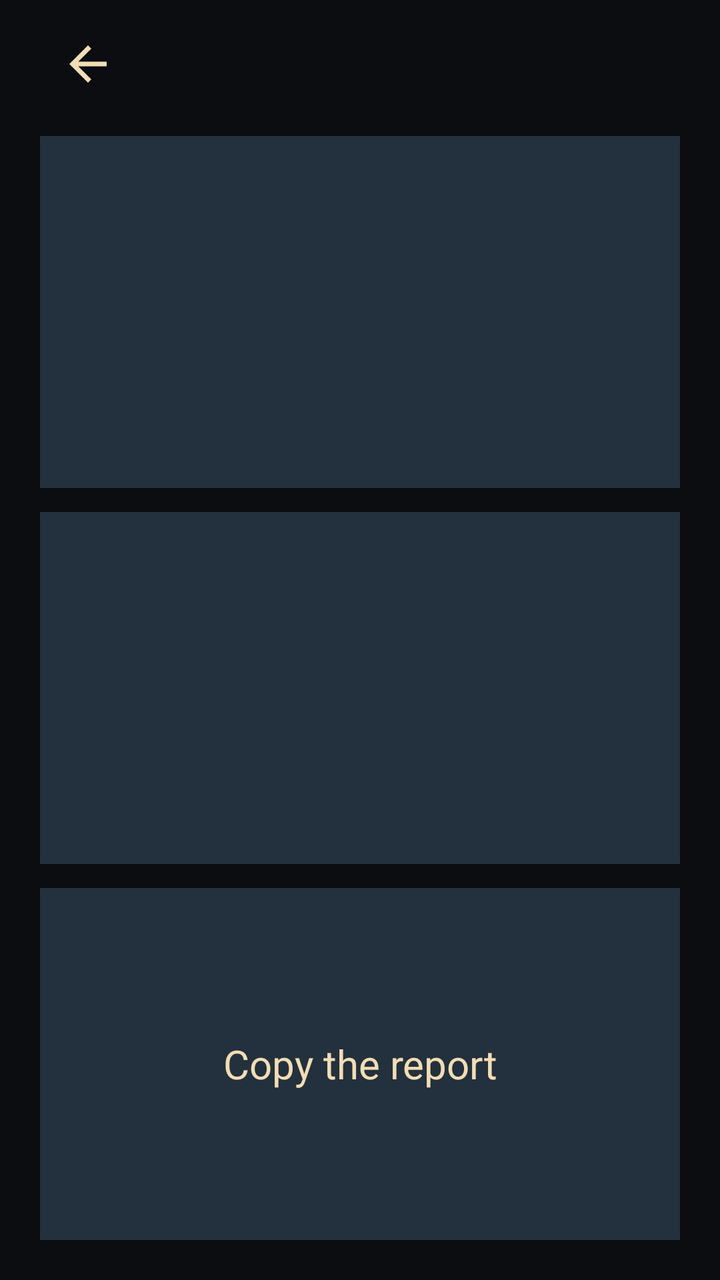
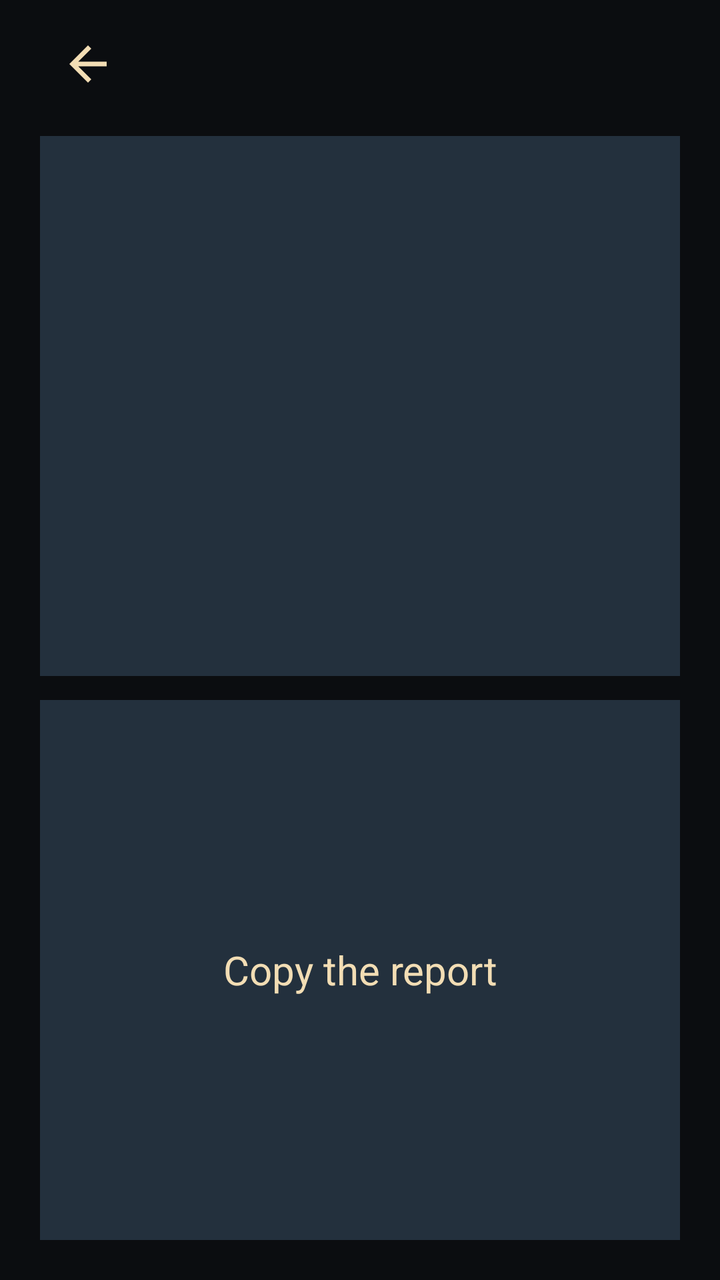

An Android layout rendered at two revisions. The XML below is the earlier revision; the diff shows what the commit changed to produce the second picture.
<!-- AndroidManifest.xml: application theme Theme.MantraRoute -->
<!-- res/layout/activity_settings.xml -->
<?xml version="1.0" encoding="utf-8"?>
<LinearLayout xmlns:android="http://schemas.android.com/apk/res/android"
    android:id="@+id/settings_root"
    android:layout_width="match_parent"
    android:layout_height="match_parent"
    android:background="@color/ground"
    android:orientation="vertical"
    android:paddingStart="20dp"
    android:paddingEnd="20dp"
    android:paddingTop="8dp"
    android:paddingBottom="8dp">

    <LinearLayout
        android:layout_width="match_parent"
        android:layout_height="wrap_content"
        android:gravity="center_vertical"
        android:orientation="horizontal">

        <ImageView
            android:id="@+id/back_button"
            android:layout_width="48dp"
            android:layout_height="48dp"
            android:contentDescription="Back"
            android:padding="10dp"
            android:src="@drawable/ic_back" />

        <TextView
            android:layout_width="0dp"
            android:layout_height="wrap_content"
            android:layout_weight="1" />

        <TextView
            android:id="@+id/version"
            android:layout_width="wrap_content"
            android:layout_height="wrap_content"
            android:textColor="@color/slate_ink"
            android:textSize="16sp" />
    </LinearLayout>

    <TextView
        android:id="@+id/banner_button"
        android:layout_width="match_parent"
        android:layout_height="0dp"
        android:layout_weight="1"
        android:layout_marginTop="12dp"
        android:background="@color/slate"
        android:gravity="center"
        android:textColor="@color/sand"
        android:textSize="20sp" />

    <TextView
        android:id="@+id/dnd_button"
        android:layout_width="match_parent"
        android:layout_height="0dp"
        android:layout_weight="1"
        android:layout_marginTop="12dp"
        android:background="@color/slate"
        android:gravity="center"
        android:textColor="@color/sand"
        android:textSize="20sp" />

    <TextView
        android:id="@+id/copy_button"
        android:layout_width="match_parent"
        android:layout_height="0dp"
        android:layout_weight="1"
        android:layout_marginTop="12dp"
        android:layout_marginBottom="12dp"
        android:background="@color/slate"
        android:gravity="center"
        android:text="Copy the report"
        android:textColor="@color/sand"
        android:textSize="20sp" />
</LinearLayout>
<!-- resources referenced by this layout -->
<resources>
  <color name="ground">#0B0D10</color>
  <color name="sand">#F2DDB4</color>
  <color name="slate">#23303D</color>
  <color name="slate_ink">#5A6B7C</color>
  <!-- drawable ic_back (drawable) -->
  <vector xmlns:android="http://schemas.android.com/apk/res/android" android:height="24dp" android:tint="#F2DDB4" android:viewportHeight="960" android:viewportWidth="960" android:width="24dp">
      <path android:fillColor="@android:color/white" android:pathData="M 313.0,520.0 L 537.0,744.0 L 480.0,800.0 L 160.0,480.0 L 480.0,160.0 L 537.0,216.0 L 313.0,440.0 L 800.0,440.0 L 800.0,520.0 L 313.0,520.0"/>
  </vector>
  <style name="Theme.MantraRoute" parent="Theme.AppCompat.NoActionBar">
          <item name="android:windowBackground">@color/ground</item>
          <item name="android:textColor">@color/sand</item>
          <item name="android:statusBarColor">@color/ground</item>
          <item name="android:navigationBarColor">@color/ground</item>
      </style>
</resources>

<!-- the commit's change to res/layout/activity_settings.xml (unified diff, before → after) -->
@@ -37,16 +37,6 @@
             android:textSize="16sp" />
     </LinearLayout>
 
-    <TextView
-        android:id="@+id/banner_button"
-        android:layout_width="match_parent"
-        android:layout_height="0dp"
-        android:layout_weight="1"
-        android:layout_marginTop="12dp"
-        android:background="@color/slate"
-        android:gravity="center"
-        android:textColor="@color/sand"
-        android:textSize="20sp" />
 
     <TextView
         android:id="@+id/dnd_button"
